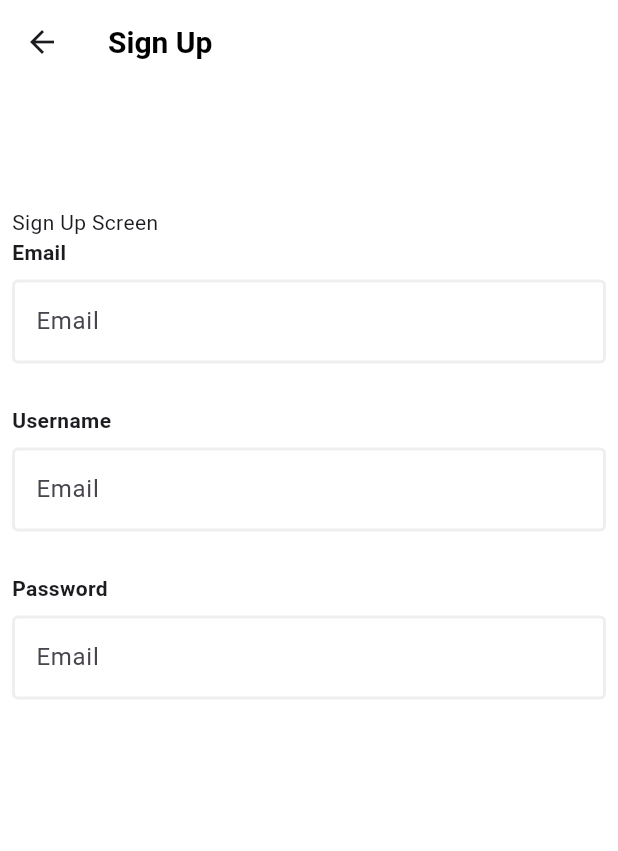
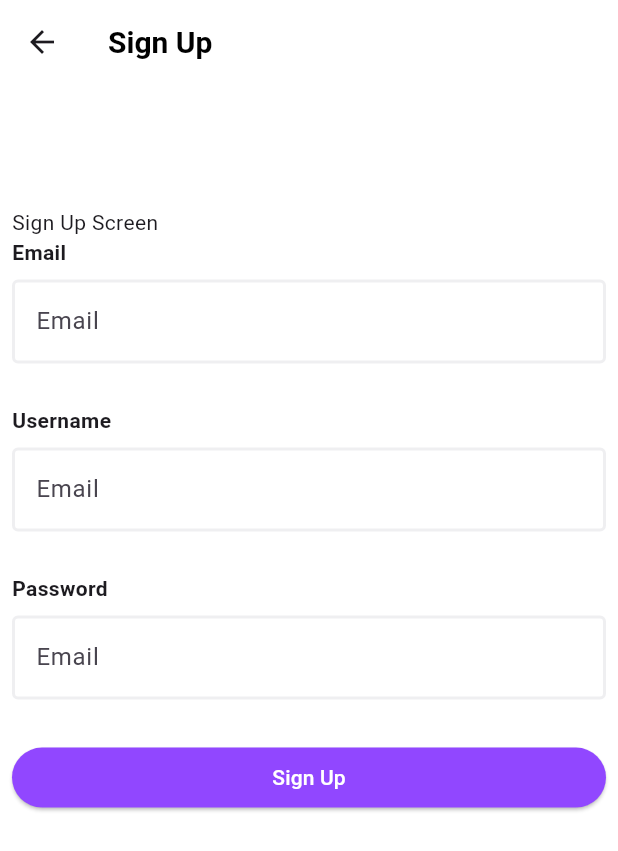
Before and after one commit to Pontax02/Dart_Practice, a Flutter app: the SignupScreen screen opened by its route, on a phone screen of 412 x 824 dp. Shown: the top 851 px of the screen. Run offline on Flutter 3.47's test engine with Material 3 defaults, Android fonts, the phone set to English and light mode, and no system bars.

Commit message:
feat(signup_screen): Add sign up button on signup screen

```diff
--- a/lib/screens/signup_screen.dart
+++ b/lib/screens/signup_screen.dart
@@ -1,4 +1,5 @@
 import "package:flutter/material.dart";
+import "package:flutter_application_test/widgets/custom_button.dart";
 import "package:flutter_application_test/widgets/custom_textfield.dart";
 
 class SignupScreen extends StatefulWidget {
@@ -52,6 +53,12 @@ class _SignupScreenState extends State<SignupScreen> {
                 child: CustomTextField(controller: _passwordcontroller),
               ),
               const SizedBox(height: 20),
+              CustomButton(
+                text: "Sign Up",
+                onTap: () {
+                  // Handle sign up logic here
+                },
+              ),
             ],
           ),
         ),
```
